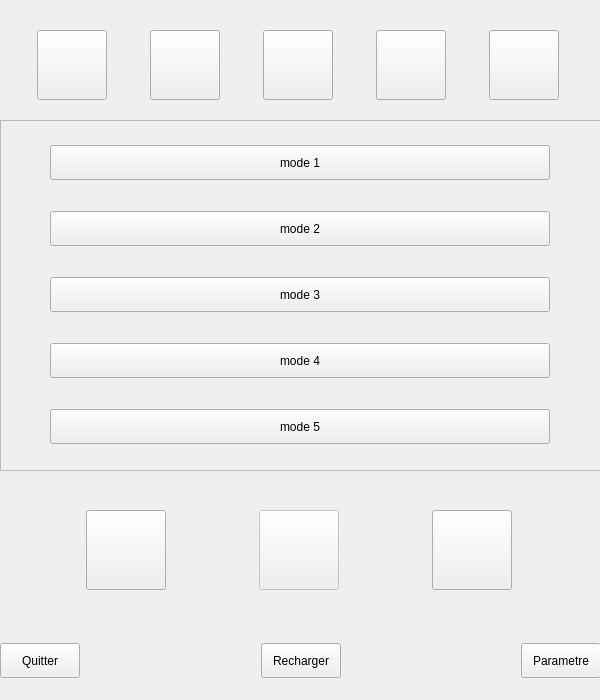
Above: CArreraUI.ui from Arrera-Software/Arrera-Interface before the change. Below: the same form after it.
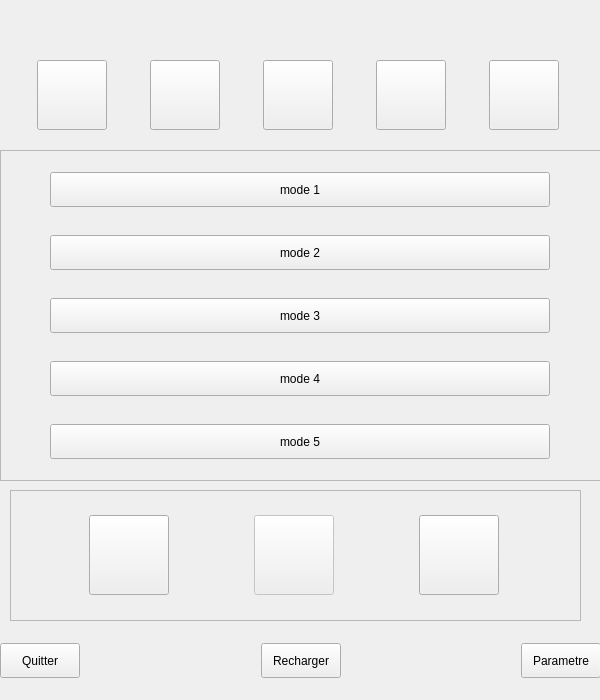
That is the form after the change. Icons and pictures are not drawn.

Commit message: Ajout label nom sur l'interface principale et Ajout reset nameUser lors du reste des parametre

What changed in the file:
```diff
--- a/CArreraUI.ui
+++ b/CArreraUI.ui
@@ -34,7 +34,7 @@
     <property name="geometry">
      <rect>
       <x>0</x>
-      <y>10</y>
+      <y>40</y>
       <width>601</width>
       <height>111</height>
      </rect>
@@ -157,90 +157,6 @@
      </item>
     </layout>
    </widget>
-   <widget class="QWidget" name="horizontalLayoutWidget_2">
-    <property name="geometry">
-     <rect>
-      <x>-1</x>
-      <y>480</y>
-      <width>601</width>
-      <height>141</height>
-     </rect>
-    </property>
-    <layout class="QHBoxLayout" name="horizontalLayout">
-     <item>
-      <widget class="QPushButton" name="IDC_SIX">
-       <property name="maximumSize">
-        <size>
-         <width>80</width>
-         <height>80</height>
-        </size>
-       </property>
-       <property name="text">
-        <string/>
-       </property>
-       <property name="icon">
-        <iconset resource="ArreraTheme.qrc">
-         <normaloff>:/iconBTN/six.png</normaloff>:/iconBTN/six.png</iconset>
-       </property>
-       <property name="iconSize">
-        <size>
-         <width>80</width>
-         <height>80</height>
-        </size>
-       </property>
-      </widget>
-     </item>
-     <item>
-      <widget class="QPushButton" name="IDC_COPILOTE">
-       <property name="enabled">
-        <bool>false</bool>
-       </property>
-       <property name="maximumSize">
-        <size>
-         <width>80</width>
-         <height>80</height>
-        </size>
-       </property>
-       <property name="text">
-        <string/>
-       </property>
-       <property name="icon">
-        <iconset resource="ArreraTheme.qrc">
-         <normaloff>:/iconBTN/ArreraCopiloteIcon.png</normaloff>:/iconBTN/ArreraCopiloteIcon.png</iconset>
-       </property>
-       <property name="iconSize">
-        <size>
-         <width>80</width>
-         <height>80</height>
-        </size>
-       </property>
-      </widget>
-     </item>
-     <item>
-      <widget class="QPushButton" name="IDC_RYLEY">
-       <property name="maximumSize">
-        <size>
-         <width>80</width>
-         <height>80</height>
-        </size>
-       </property>
-       <property name="text">
-        <string/>
-       </property>
-       <property name="icon">
-        <iconset resource="ArreraTheme.qrc">
-         <normaloff>:/iconBTN/Ryley.png</normaloff>:/iconBTN/Ryley.png</iconset>
-       </property>
-       <property name="iconSize">
-        <size>
-         <width>80</width>
-         <height>80</height>
-        </size>
-       </property>
-      </widget>
-     </item>
-    </layout>
-   </widget>
    <widget class="QWidget" name="horizontalLayoutWidget_3">
     <property name="geometry">
      <rect>
@@ -332,9 +248,9 @@
     <property name="geometry">
      <rect>
       <x>0</x>
-      <y>120</y>
+      <y>150</y>
       <width>601</width>
-      <height>351</height>
+      <height>331</height>
      </rect>
     </property>
     <property name="frameShape">
@@ -349,7 +265,7 @@
        <x>0</x>
        <y>0</y>
        <width>601</width>
-       <height>351</height>
+       <height>331</height>
       </rect>
      </property>
      <layout class="QVBoxLayout" name="mode">
@@ -424,6 +340,124 @@
      </layout>
     </widget>
    </widget>
+   <widget class="QFrame" name="FAssistant">
+    <property name="geometry">
+     <rect>
+      <x>10</x>
+      <y>490</y>
+      <width>571</width>
+      <height>131</height>
+     </rect>
+    </property>
+    <property name="frameShape">
+     <enum>QFrame::StyledPanel</enum>
+    </property>
+    <property name="frameShadow">
+     <enum>QFrame::Raised</enum>
+    </property>
+    <widget class="QWidget" name="horizontalLayoutWidget_2">
+     <property name="geometry">
+      <rect>
+       <x>0</x>
+       <y>0</y>
+       <width>571</width>
+       <height>131</height>
+      </rect>
+     </property>
+     <layout class="QHBoxLayout" name="horizontalLayout">
+      <item>
+       <widget class="QPushButton" name="IDC_SIX">
+        <property name="maximumSize">
+         <size>
+          <width>80</width>
+          <height>80</height>
+         </size>
+        </property>
+        <property name="text">
+         <string/>
+        </property>
+        <property name="icon">
+         <iconset resource="ArreraTheme.qrc">
+          <normaloff>:/iconBTN/six.png</normaloff>:/iconBTN/six.png</iconset>
+        </property>
+        <property name="iconSize">
+         <size>
+          <width>80</width>
+          <height>80</height>
+         </size>
+        </property>
+       </widget>
+      </item>
+      <item>
+       <widget class="QPushButton" name="IDC_COPILOTE">
+        <property name="enabled">
+         <bool>false</bool>
+        </property>
+        <property name="maximumSize">
+         <size>
+          <width>80</width>
+          <height>80</height>
+         </size>
+        </property>
+        <property name="text">
+         <string/>
+        </property>
+        <property name="icon">
+         <iconset resource="ArreraTheme.qrc">
+          <normaloff>:/iconBTN/ArreraCopiloteIcon.png</normaloff>:/iconBTN/ArreraCopiloteIcon.png</iconset>
+        </property>
+        <property name="iconSize">
+         <size>
+          <width>80</width>
+          <height>80</height>
+         </size>
+        </property>
+       </widget>
+      </item>
+      <item>
+       <widget class="QPushButton" name="IDC_RYLEY">
+        <property name="maximumSize">
+         <size>
+          <width>80</width>
+          <height>80</height>
+         </size>
+        </property>
+        <property name="text">
+         <string/>
+        </property>
+        <property name="icon">
+         <iconset resource="ArreraTheme.qrc">
+          <normaloff>:/iconBTN/Ryley.png</normaloff>:/iconBTN/Ryley.png</iconset>
+        </property>
+        <property name="iconSize">
+         <size>
+          <width>80</width>
+          <height>80</height>
+         </size>
+        </property>
+       </widget>
+      </item>
+     </layout>
+    </widget>
+   </widget>
+   <widget class="QLabel" name="IDC_LABELUSER">
+    <property name="geometry">
+     <rect>
+      <x>0</x>
+      <y>0</y>
+      <width>601</width>
+      <height>41</height>
+     </rect>
+    </property>
+    <property name="font">
+     <font>
+      <pointsize>14</pointsize>
+     </font>
+    </property>
+    <property name="text">
+     <string/>
+    </property>
+   </widget>
   </widget>
  </widget>
  <resources>
```
The commit also changes 4 other files.
